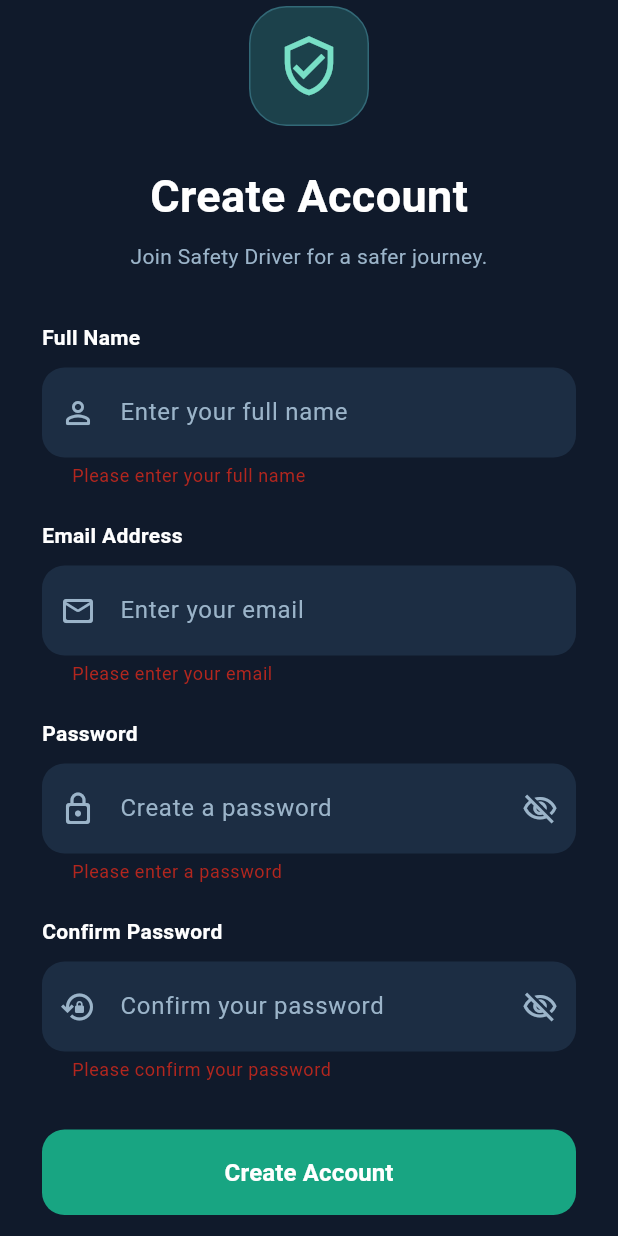
After one commit to ghozlan77/safety-driver-mobile, a Flutter app: the RegisterScreen screen opened directly, scrolled down 88 dp, after a tap on "Create Account", on a phone screen of 412 x 824 dp. The commit adds this screen. Run offline on Flutter 3.47's test engine with Material 3 defaults, Android fonts, the phone set to English and light mode, and no system bars.

Commit message:
Add Register Screen UI and Navigation

```diff
--- a/lib/login_screen.dart
+++ b/lib/login_screen.dart
@@ -1,5 +1,6 @@
 
 import 'package:flutter/material.dart';
+import 'register_screen.dart';
 
 class LoginScreen extends StatefulWidget {
   const LoginScreen({super.key});
@@ -260,9 +261,14 @@ const SizedBox(height: 35),
                           style: TextStyle(color: muted),
                         ),
                         TextButton(
-                          onPressed: () => _showMessage(
-                            'Register screen coming next',
-                          ),
+                          onPressed: () {
+  Navigator.push(
+    context,
+    MaterialPageRoute(
+      builder: (context) => const RegisterScreen(),
+    ),
+  );
+},
                           child: const Text(
                             'Register',
                             style: TextStyle(
--- /dev/null
+++ b/lib/register_screen.dart
@@ -0,0 +1,343 @@
+
+import 'package:flutter/material.dart';
+
+class RegisterScreen extends StatefulWidget {
+  const RegisterScreen({super.key});
+
+  @override
+  State<RegisterScreen> createState() => _RegisterScreenState();
+}
+
+class _RegisterScreenState extends State<RegisterScreen> {
+  final _formKey = GlobalKey<FormState>();
+
+  final _passwordController = TextEditingController();
+
+  bool _hidePassword = true;
+  bool _hideConfirmPassword = true;
+
+  static const navy = Color(0xFF101A2B);
+  static const teal = Color(0xFF18A582);
+  static const orange = Color(0xFFF2A65A);
+  static const fieldColor = Color(0xFF1C2D43);
+  static const muted = Color(0xFF9BB4C9);
+
+  @override
+  void dispose() {
+    _passwordController.dispose();
+    super.dispose();
+  }
+
+  InputDecoration _inputDecoration(
+    String hint,
+    IconData icon, {
+    Widget? suffix,
+  }) {
+    return InputDecoration(
+      hintText: hint,
+      hintStyle: const TextStyle(color: muted),
+      prefixIcon: Icon(icon, color: muted),
+      suffixIcon: suffix,
+      filled: true,
+      fillColor: fieldColor,
+      contentPadding: const EdgeInsets.symmetric(
+        horizontal: 16,
+        vertical: 18,
+      ),
+      border: OutlineInputBorder(
+        borderRadius: BorderRadius.circular(15),
+        borderSide: BorderSide.none,
+      ),
+      enabledBorder: OutlineInputBorder(
+        borderRadius: BorderRadius.circular(15),
+        borderSide: const BorderSide(
+          color: Color(0xFF34475B),
+        ),
+      ),
+      focusedBorder: OutlineInputBorder(
+        borderRadius: BorderRadius.circular(15),
+        borderSide: const BorderSide(
+          color: teal,
+          width: 1.5,
+        ),
+      ),
+      errorMaxLines: 2,
+    );
+  }
+
+  Widget _fieldLabel(String label) {
+    return Padding(
+      padding: const EdgeInsets.only(bottom: 10),
+      child: Text(
+        label,
+        style: const TextStyle(
+          color: Colors.white,
+          fontSize: 14,
+          fontWeight: FontWeight.w600,
+        ),
+      ),
+    );
+  }
+
+  @override
+  Widget build(BuildContext context) {
+    return Scaffold(
+      backgroundColor: navy,
+      body: SafeArea(
+        child: Center(
+          child: ConstrainedBox(
+            constraints: const BoxConstraints(maxWidth: 450),
+            child: SingleChildScrollView(
+              padding: const EdgeInsets.symmetric(
+                horizontal: 28,
+                vertical: 24,
+              ),
+              child: Form(
+                key: _formKey,
+                child: Column(
+                  crossAxisAlignment: CrossAxisAlignment.start,
+                  children: [
+                    IconButton(
+                      onPressed: () => Navigator.pop(context),
+                      icon: const Icon(
+                        Icons.arrow_back_ios_new_rounded,
+                        color: Colors.white,
+                      ),
+                    ),
+
+                    const SizedBox(height: 20),
+
+                    Center(
+                      child: Container(
+                        width: 80,
+                        height: 80,
+                        decoration: BoxDecoration(
+                          color: const Color(0xFF1C414B),
+                          borderRadius: BorderRadius.circular(25),
+                          border: Border.all(
+                            color: const Color(0xFF326977),
+                          ),
+                        ),
+                        child: const Icon(
+                          Icons.verified_user_outlined,
+                          color: Color(0xFF78DFC6),
+                          size: 43,
+                        ),
+                      ),
+                    ),
+
+                    const SizedBox(height: 25),
+
+                    const Center(
+                      child: Text(
+                        'Create Account',
+                        style: TextStyle(
+                          color: Colors.white,
+                          fontSize: 30,
+                          fontWeight: FontWeight.bold,
+                        ),
+                      ),
+                    ),
+
+                    const SizedBox(height: 9),
+
+                    const Center(
+                      child: Text(
+                        'Join Safety Driver for a safer journey.',
+                        textAlign: TextAlign.center,
+                        style: TextStyle(
+                          color: muted,
+                          fontSize: 14,
+                        ),
+                      ),
+                    ),
+
+                    const SizedBox(height: 34),
+
+                    _fieldLabel('Full Name'),
+
+                    TextFormField(
+                      textCapitalization:
+                          TextCapitalization.words,
+                      style: const TextStyle(color: Colors.white),
+                      decoration: _inputDecoration(
+                        'Enter your full name',
+                        Icons.person_outline_rounded,
+                      ),
+                      validator: (value) {
+                        if (value == null ||
+                            value.trim().isEmpty) {
+                          return 'Please enter your full name';
+                        }
+                        return null;
+                      },
+                    ),
+
+                    const SizedBox(height: 22),
+
+                    _fieldLabel('Email Address'),
+
+                    TextFormField(
+                      keyboardType: TextInputType.emailAddress,
+                      style: const TextStyle(color: Colors.white),
+                      decoration: _inputDecoration(
+                        'Enter your email',
+                        Icons.mail_outline_rounded,
+                      ),
+                      validator: (value) {
+                        if (value == null ||
+                            value.trim().isEmpty) {
+                          return 'Please enter your email';
+                        }
+                        if (!RegExp(
+                          r'^[^\s@]+@[^\s@]+\.[^\s@]+$',
+                        ).hasMatch(value.trim())) {
+                          return 'Enter a valid email address';
+                        }
+                        return null;
+                      },
+                    ),
+
+                    const SizedBox(height: 22),
+
+                    _fieldLabel('Password'),
+
+                    TextFormField(
+                      controller: _passwordController,
+                      obscureText: _hidePassword,
+                      style: const TextStyle(color: Colors.white),
+                      decoration: _inputDecoration(
+                        'Create a password',
+                        Icons.lock_outline_rounded,
+                        suffix: IconButton(
+                          onPressed: () {
+                            setState(() {
+                              _hidePassword = !_hidePassword;
+                            });
+                          },
+                          icon: Icon(
+                            _hidePassword
+                                ? Icons.visibility_off_outlined
+                                : Icons.visibility_outlined,
+                            color: muted,
+                          ),
+                        ),
+                      ),
+                      validator: (value) {
+                        if (value == null || value.isEmpty) {
+                          return 'Please enter a password';
+                        }
+                        if (value.length < 8) {
+                          return 'Use at least 8 characters';
+                        }
+                        return null;
+                      },
+                    ),
+
+                    const SizedBox(height: 22),
+
+                    _fieldLabel('Confirm Password'),
+
+                    TextFormField(
+                      obscureText: _hideConfirmPassword,
+                      style: const TextStyle(color: Colors.white),
+                      decoration: _inputDecoration(
+                        'Confirm your password',
+                        Icons.lock_reset_outlined,
+                        suffix: IconButton(
+                          onPressed: () {
+                            setState(() {
+                              _hideConfirmPassword =
+                                  !_hideConfirmPassword;
+                            });
+                          },
+                          icon: Icon(
+                            _hideConfirmPassword
+                                ? Icons.visibility_off_outlined
+                                : Icons.visibility_outlined,
+                            color: muted,
+                          ),
+                        ),
+                      ),
+                      validator: (value) {
+                        if (value == null || value.isEmpty) {
+                          return 'Please confirm your password';
+                        }
+                        if (value != _passwordController.text) {
+                          return 'Passwords do not match';
+                        }
+                        return null;
+                      },
+                    ),
+
+                    const SizedBox(height: 32),
+
+                    SizedBox(
+                      width: double.infinity,
+                      height: 57,
+                      child: ElevatedButton(
+                        onPressed: () {
+                          if (_formKey.currentState!.validate()) {
+                            ScaffoldMessenger.of(context)
+                                .showSnackBar(
+                              const SnackBar(
+                                content: Text(
+                                  'Register UI ready. '
+                                  'Backend integration pending.',
+                                ),
+                              ),
+                            );
+                          }
+                        },
+                        style: ElevatedButton.styleFrom(
+                          backgroundColor: teal,
+                          foregroundColor: Colors.white,
+                          elevation: 0,
+                          shape: RoundedRectangleBorder(
+                            borderRadius:
+                                BorderRadius.circular(15),
+                          ),
+                        ),
+                        child: const Text(
+                          'Create Account',
+                          style: TextStyle(
+                            fontSize: 16,
+                            fontWeight: FontWeight.bold,
+                          ),
+                        ),
+                      ),
+                    ),
+
+                    const SizedBox(height: 22),
+
+                    Row(
+                      mainAxisAlignment: MainAxisAlignment.center,
+                      children: [
+                        const Flexible(
+                          child: Text(
+                            'Already have an account?',
+                            style: TextStyle(color: muted),
+                          ),
+                        ),
+                        TextButton(
+                          onPressed: () => Navigator.pop(context),
+                          child: const Text(
+                            'Login',
+                            style: TextStyle(
+                              color: orange,
+                              fontWeight: FontWeight.bold,
+                            ),
+                          ),
+                        ),
+                      ],
+                    ),
+                  ],
+                ),
+              ),
+            ),
+          ),
+        ),
+      ),
+    );
+  }
+}
```
